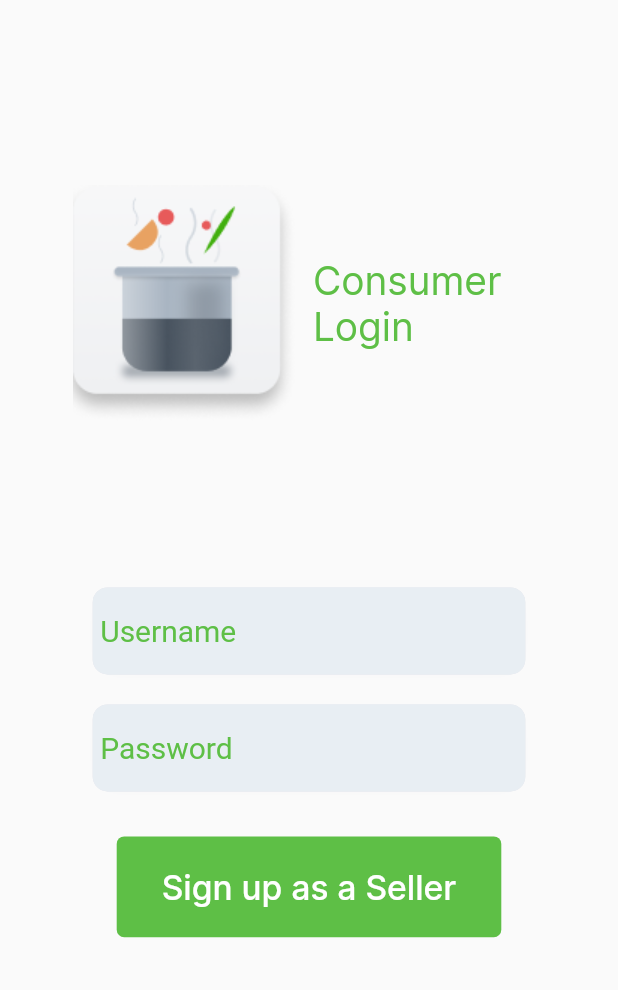
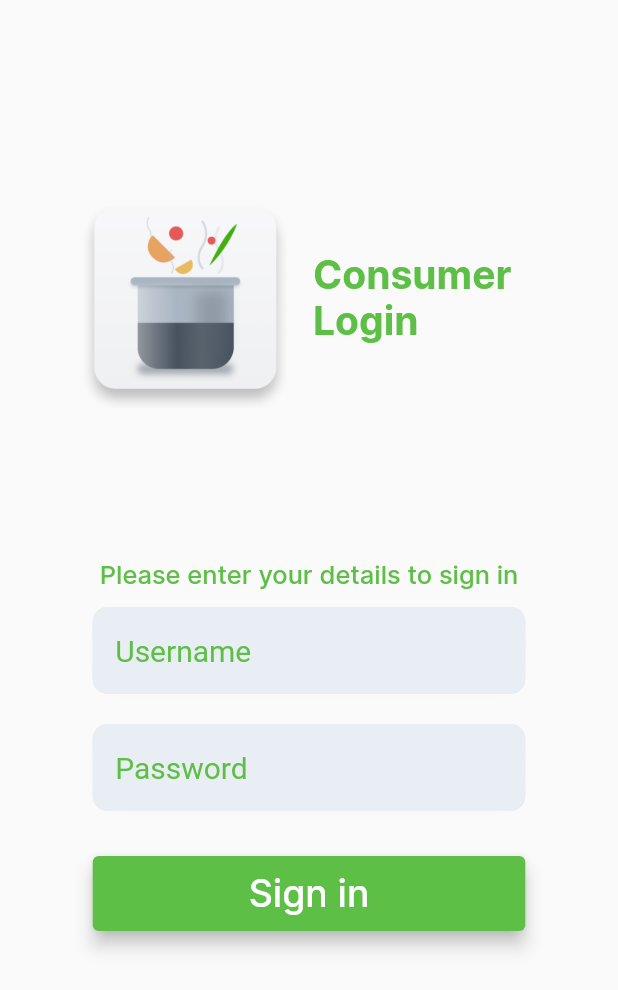
Before and after one commit to FlutterKerala/Sambhar, a Flutter app: the screen it shows after launch, on a phone screen of 412 x 824 dp. Shown: the top 990 px of the screen. Run offline on Flutter 3.47's test engine with Material 2 defaults, Android fonts, the phone set to English and light mode, and no system bars.

Commit message:
Fix Customer Sign In Page And Refractor Code

```diff
--- a/lib/screens/customer_login_screens.dart
+++ b/lib/screens/customer_login_screens.dart
@@ -3,11 +3,12 @@ import '../widgets/sing_page_top_widgets.dart';
 import '../widgets/input_feild_code_design.dart';
 
 class CustomerLoginScreens extends StatelessWidget {
-
   final _formKey = GlobalKey<FormState>();
 
-  TextStyle headingTxt =
-      TextStyle(color: const Color.fromRGBO(94, 191, 70, 1), fontSize: 26);
+  final TextStyle headingTxt = TextStyle(
+      color: const Color.fromRGBO(94, 191, 70, 1),
+      fontSize: 26,
+      fontWeight: FontWeight.w700);
 
   @override
   Widget build(BuildContext context) {
@@ -32,47 +33,13 @@ class CustomerLoginScreens extends StatelessWidget {
                   width: screenWidth * 0.7,
                   child: Column(
                     children: <Widget>[
-                      Container(
-                        margin: EdgeInsets.symmetric(vertical: 10),
-                        padding: EdgeInsets.all(5),
-                        decoration: textfeildDecoration,
-                        child: TextField(
-                          decoration:
-                              innerInputFeildDecoration(context, 'Username'),
-                        ),
-                      ),
-                      Container(
-                        margin: EdgeInsets.symmetric(vertical: 10),
-                        padding: EdgeInsets.all(5),
-                        decoration: textfeildDecoration,
-                        child: TextField(
-                          decoration:
-                              innerInputFeildDecoration(context, 'Password'),
-                        ),
-                      ),
+                      infoText(context),
+                      nameTextField(context),
+                      phoneNoTextField(context),
                       SizedBox(
                         height: 20,
                       ),
-                      FlatButton(
-                          onPressed: () {},
-                          child: Container(
-                              width: screenWidth * 0.7,
-                              padding: EdgeInsets.symmetric(
-                                  vertical: 20, horizontal: 30),
-                              decoration: BoxDecoration(
-                                  color: Theme.of(context).accentColor,
-                                  borderRadius: BorderRadius.all(
-                                    const Radius.circular(5.0),
-                                  )),
-                              child: FittedBox(
-                                fit: BoxFit.fitWidth,
-                                child: Text(
-                                  'Sign up as a Seller',
-                                  style: TextStyle(
-                                      color: Colors.white,
-                                      fontWeight: FontWeight.w500),
-                                ),
-                              )))
+                      signupRaisedButton(screenWidth, context)
                     ],
                   ),
                 )),
@@ -81,4 +48,59 @@ class CustomerLoginScreens extends StatelessWidget {
       ),
     );
   }
+
+  Text infoText(BuildContext context) {
+    return Text(
+      "Please enter your details to sign in",
+      style: TextStyle(
+          color: Theme.of(context).accentColor,
+          fontWeight: FontWeight.w500,
+          fontSize: 17),
+    );
+  }
+
+  Container nameTextField(BuildContext context) {
+    return Container(
+      margin: EdgeInsets.symmetric(vertical: 10),
+      padding: EdgeInsets.all(5),
+      decoration: textfeildDecoration,
+      child: TextField(
+        decoration: innerInputFeildDecoration(context, 'Username'),
+      ),
+    );
+  }
+
+  Container phoneNoTextField(BuildContext context) {
+    return Container(
+      margin: EdgeInsets.symmetric(vertical: 10),
+      padding: EdgeInsets.all(5),
+      decoration: textfeildDecoration,
+      child: TextField(
+        decoration: innerInputFeildDecoration(context, 'Password'),
+      ),
+    );
+  }
+
+  Padding signupRaisedButton(double screenWidth, BuildContext context) {
+    return Padding(
+      padding: EdgeInsets.only(bottom: 15),
+      child: SizedBox(
+        width: double.infinity,
+        child: RaisedButton(
+          color: Theme.of(context).accentColor,
+          elevation: 5,
+          shape: RoundedRectangleBorder(
+              borderRadius: BorderRadius.all(Radius.circular(4))),
+          onPressed: () {},
+          padding: EdgeInsets.only(top: 10, bottom: 10),
+          child: Text(
+            'Sign in',
+            textAlign: TextAlign.center,
+            style: TextStyle(
+                color: Colors.white, fontSize: 25, fontWeight: FontWeight.w500),
+          ),
+        ),
+      ),
+    );
+  }
 }
--- a/lib/widgets/input_feild_code_design.dart
+++ b/lib/widgets/input_feild_code_design.dart
@@ -19,13 +19,12 @@ import 'package:flutter/material.dart';
   ],
 );
 
-
 InputDecoration innerInputFeildDecoration(
     BuildContext context, String placeholder) {
   return InputDecoration(
     border: InputBorder.none,
     hintText: placeholder,
-      hintStyle:
-          TextStyle(fontSize: 20.0, color: Theme.of(context).accentColor),
+    contentPadding: EdgeInsets.only(left: 10),
+    hintStyle: TextStyle(fontSize: 20.0, color: Theme.of(context).accentColor),
   );
 }
--- a/lib/widgets/sing_page_top_widgets.dart
+++ b/lib/widgets/sing_page_top_widgets.dart
@@ -5,7 +5,7 @@
   return Row(
     mainAxisAlignment: MainAxisAlignment.center,
     children: <Widget>[
-        Image.asset('assets/images/icons.png'),
+      Image.asset('assets/images/icons.png',width: 150,height: 150,),
       Container(
         width: screenWidth * 0.4,
         padding: const EdgeInsets.all(10.0),
```
Also changed, not shown: assets/images/icons.png. Lines whose indentation alone changed are shown as unchanged.
